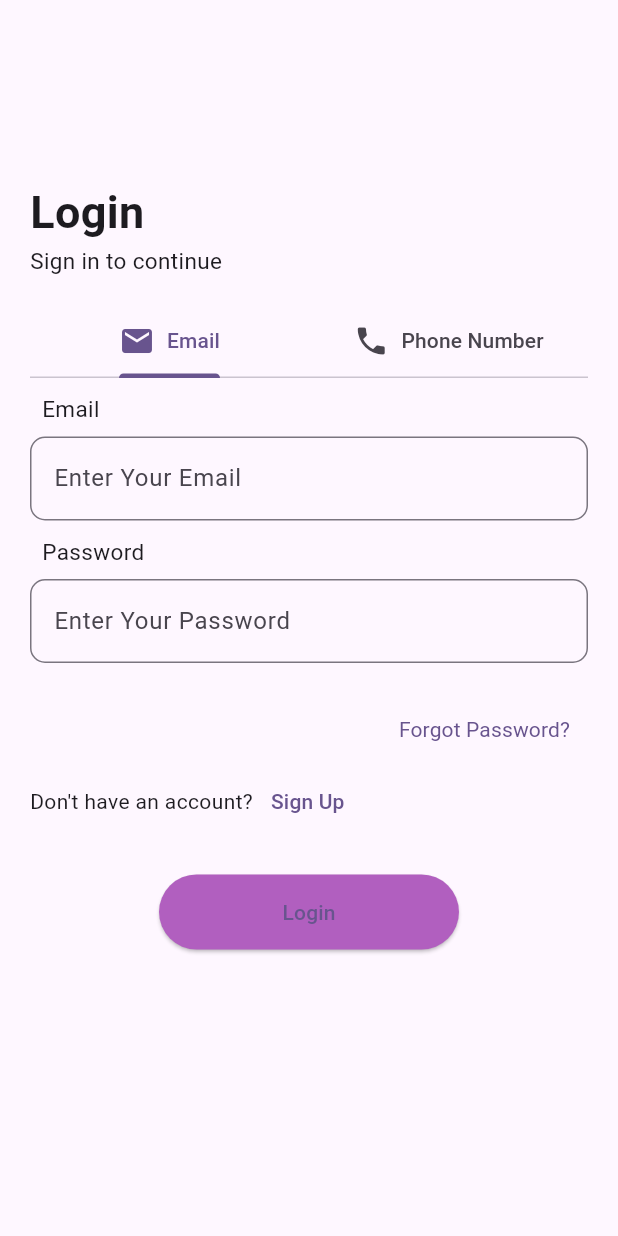
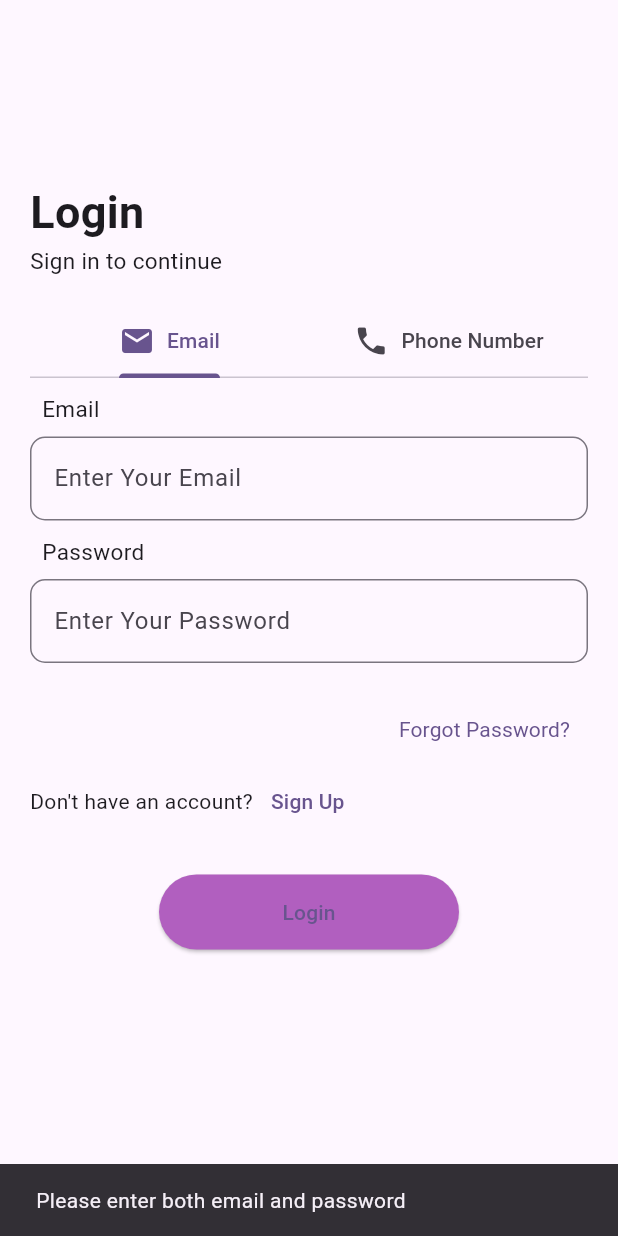
Before and after one commit to RhugvedDangui/BookingApp, a Flutter app: the screen it shows after launch, after a tap on "Login", on a phone screen of 412 x 824 dp. Run offline on Flutter 3.47's test engine with Material 3 defaults, Android fonts, the phone set to English and light mode, and no system bars; our stand-ins replace cloud_firestore, firebase_auth, firebase_core, flutter_animate, table_calendar; accounts and stored records are empty; Roboto replaces fonts that are missing (WorkSans).

Commit message:
login and booking fixed

```diff
--- a/lib/main.dart
+++ b/lib/main.dart
@@ -1,15 +1,23 @@
 import 'package:firebase_core/firebase_core.dart';
 import 'package:flutter/material.dart';
+import 'package:provider/provider.dart';
 import 'package:test01/firebase_options.dart';
 import 'package:test01/pages/booking.dart';
 import 'package:test01/pages/homepage.dart';
 import 'package:test01/pages/login.dart';
 import 'package:test01/pages/register.dart';
+import 'package:test01/providers/user_provider.dart';
+import 'package:firebase_auth/firebase_auth.dart';
 
 void main() async {
   WidgetsFlutterBinding.ensureInitialized();
   await Firebase.initializeApp(options: DefaultFirebaseOptions.currentPlatform);
-  runApp(const MyApp());
+  runApp(
+    MultiProvider(
+      providers: [ChangeNotifierProvider(create: (_) => UserProvider())],
+      child: const MyApp(),
+    ),
+  );
 }
 
 class MyApp extends StatelessWidget {
@@ -22,7 +30,7 @@ class MyApp extends StatelessWidget {
       theme: ThemeData(
         colorScheme: ColorScheme.fromSeed(seedColor: Colors.deepPurple),
       ),
-      initialRoute: '/login',
+      home: AuthWrapper(), // Use AuthWrapper to determine initial screen
       routes: {
         '/login': (context) => const LoginPage(),
         '/register': (context) => const SignupPage(),
@@ -33,3 +41,34 @@ class MyApp extends StatelessWidget {
     );
   }
 }
+
+// Widget to handle authentication state and routing
+class AuthWrapper extends StatelessWidget {
+  @override
+  Widget build(BuildContext context) {
+    return StreamBuilder<User?>(
+      stream: FirebaseAuth.instance.authStateChanges(),
+      builder: (context, snapshot) {
+        if (snapshot.connectionState == ConnectionState.waiting) {
+          // Show a loading screen while checking auth state
+          return const Scaffold(
+            body: Center(child: CircularProgressIndicator()),
+          );
+        }
+        if (snapshot.hasData) {
+          // User is signed in
+          final user = snapshot.data!;
+          // Set the email in UserProvider
+          Provider.of<UserProvider>(
+            context,
+            listen: false,
+          ).setUser(user.email ?? '');
+          return const Homepage(); // Navigate directly to BookingsPage
+        } else {
+          // User is not signed in
+          return const LoginPage(); // Show LoginPage
+        }
+      },
+    );
+  }
+}
--- a/lib/pages/login.dart
+++ b/lib/pages/login.dart
@@ -1,8 +1,9 @@
 import 'package:firebase_auth/firebase_auth.dart';
 import 'package:flutter/material.dart';
+import 'package:provider/provider.dart';
 import 'package:test01/pages/booking.dart';
 import 'package:test01/pages/homepage.dart';
-import 'package:test01/pages/booking.dart';
+import 'package:test01/providers/user_provider.dart';
 
 class LoginPage extends StatefulWidget {
   const LoginPage({super.key});
@@ -13,28 +14,20 @@ class LoginPage extends StatefulWidget {
 
 class _LoginPageState extends State<LoginPage> with TickerProviderStateMixin {
   TabController? tabController;
-  bool isEmailSelected = true; // Track active tab
+  bool isEmailSelected = true;
   final emailController = TextEditingController();
   final phoneController = TextEditingController();
   final passwordController = TextEditingController();
 
-  final Color buttonColor = Color.fromARGB(
-    255,
-    177,
-    95,
-    191,
-  ); // Color for button (matching icons)
+  final Color buttonColor = Color.fromARGB(255, 177, 95, 191);
 
   @override
   void initState() {
     super.initState();
     tabController = TabController(length: 2, vsync: this);
-
-    // Listen for tab changes
     tabController?.addListener(() {
       setState(() {
-        isEmailSelected =
-            tabController?.index == 0; // Check which tab is active
+        isEmailSelected = tabController?.index == 0;
       });
     });
   }
@@ -48,50 +41,82 @@ class _LoginPageState extends State<LoginPage> with TickerProviderStateMixin {
     super.dispose();
   }
 
-  // Login Button Clicked
   void handleLogin() async {
-    String email = emailController.text;
+    String email = emailController.text.trim();
     String password = passwordController.text;
 
+    if (email.isEmpty || password.isEmpty) {
+      ScaffoldMessenger.of(context).showSnackBar(
+        const SnackBar(content: Text('Please enter both email and password')),
+      );
+      return;
+    }
+
     try {
-      // Sign in the user
       UserCredential userCredential = await FirebaseAuth.instance
           .signInWithEmailAndPassword(email: email, password: password);
 
-      // Check if email is verified
       if (userCredential.user?.emailVerified ?? false) {
-        // If email is verified, navigate to the home page or dashboard
+        Provider.of<UserProvider>(context, listen: false).setUser(email);
         Navigator.pushReplacement(
           context,
-          MaterialPageRoute(builder: (context) => const BookingsPage()), // Change to your home page
+          MaterialPageRoute(builder: (context) => const Homepage()),
         );
       } else {
-        // If email is not verified, show an alert
         ScaffoldMessenger.of(context).showSnackBar(
-          SnackBar(content: Text('Please verify your email before logging in.')),
+          const SnackBar(
+            content: Text('Please verify your email before logging in.'),
+          ),
         );
       }
     } on FirebaseAuthException catch (e) {
-      // Handle errors
-      if (e.code == 'user-not-found') {
-        ScaffoldMessenger.of(context).showSnackBar(
-          SnackBar(content: Text('No user found with that email.')),
-        );
-      } else if (e.code == 'wrong-password') {
-        ScaffoldMessenger.of(context).showSnackBar(
-          SnackBar(content: Text('Incorrect password.')),
-        );
+      print('FirebaseAuthException: ${e.code} - ${e.message}');
+      switch (e.code) {
+        case 'user-not-found':
+          ScaffoldMessenger.of(context).showSnackBar(
+            const SnackBar(content: Text('No user found with that email.')),
+          );
+          break;
+        case 'wrong-password':
+          ScaffoldMessenger.of(
+            context,
+          ).showSnackBar(const SnackBar(content: Text('Incorrect password.')));
+          break;
+        case 'invalid-email':
+          ScaffoldMessenger.of(context).showSnackBar(
+            const SnackBar(content: Text('Invalid email format.')),
+          );
+          break;
+        case 'user-disabled':
+          ScaffoldMessenger.of(context).showSnackBar(
+            const SnackBar(
+              content: Text('This user account has been disabled.'),
+            ),
+          );
+          break;
+        case 'too-many-requests':
+          ScaffoldMessenger.of(context).showSnackBar(
+            const SnackBar(
+              content: Text('Too many attempts. Please try again later.'),
+            ),
+          );
+          break;
+        default:
+          ScaffoldMessenger.of(
+            context,
+          ).showSnackBar(SnackBar(content: Text('Login failed: ${e.message}')));
       }
     } catch (e) {
-      print(e);
+      print('Unexpected error: $e');
+      ScaffoldMessenger.of(context).showSnackBar(
+        SnackBar(content: Text('An unexpected error occurred: $e')),
+      );
     }
   }
 
-  // Forgot Password functionality
   void handleForgotPassword() async {
     String email = emailController.text;
     if (email.isEmpty) {
-      // Show error if email is not entered
       ScaffoldMessenger.of(context).showSnackBar(
         SnackBar(content: Text('Please enter your email address')),
       );
@@ -99,23 +124,19 @@ class _LoginPageState extends State<LoginPage> with TickerProviderStateMixin {
     }
 
     try {
-      // Send password reset email
       await FirebaseAuth.instance.sendPasswordResetEmail(email: email);
-
-      // Show success message
       ScaffoldMessenger.of(context).showSnackBar(
         SnackBar(content: Text('Password reset email sent! Check your inbox.')),
       );
     } on FirebaseAuthException catch (e) {
-      // Handle errors
       if (e.code == 'user-not-found') {
         ScaffoldMessenger.of(context).showSnackBar(
           SnackBar(content: Text('No user found with that email.')),
         );
       } else {
-        ScaffoldMessenger.of(context).showSnackBar(
-          SnackBar(content: Text('Error: ${e.message}')),
-        );
+        ScaffoldMessenger.of(
+          context,
+        ).showSnackBar(SnackBar(content: Text('Error: ${e.message}')));
       }
     }
   }
@@ -129,8 +150,6 @@ class _LoginPageState extends State<LoginPage> with TickerProviderStateMixin {
           child: Column(
             children: [
               const SizedBox(height: 100),
-
-              // Heading
               Container(
                 alignment: Alignment.topLeft,
                 child: Column(
@@ -154,10 +173,7 @@ class _LoginPageState extends State<LoginPage> with TickerProviderStateMixin {
                   ],
                 ),
               ),
-
               const SizedBox(height: 20),
-
-              // Tab Bar
               TabBar(
                 controller: tabController,
                 tabs: [
@@ -183,9 +199,7 @@ class _LoginPageState extends State<LoginPage> with TickerProviderStateMixin {
                   ),
                 ],
               ),
-
-              const SizedBox(height: 10), // Reduced gap
-              // Dynamic Form Fields
+              const SizedBox(height: 10),
               if (isEmailSelected)
                 Column(
                   crossAxisAlignment: CrossAxisAlignment.start,
@@ -237,11 +251,9 @@ class _LoginPageState extends State<LoginPage> with TickerProviderStateMixin {
                     ),
                   ],
                 ),
-
-              const SizedBox(height: 10), // Reduced gap between fields
-              // Password Field (Common for both tabs)
+              const SizedBox(height: 10),
               Align(
-                alignment: Alignment.centerLeft, // Align text to left
+                alignment: Alignment.centerLeft,
                 child: const Padding(
                   padding: EdgeInsets.only(left: 8.0, bottom: 8.0),
                   child: Text(
@@ -263,14 +275,11 @@ class _LoginPageState extends State<LoginPage> with TickerProviderStateMixin {
                 ),
                 obscureText: true,
               ),
-
               const SizedBox(height: 20),
-
-              // Forgot Password
               Align(
                 alignment: Alignment.centerRight,
                 child: TextButton(
-                  onPressed: handleForgotPassword, // Call handleForgotPassword function
+                  onPressed: handleForgotPassword,
                   child: const Text(
                     'Forgot Password?',
                     style: TextStyle(
@@ -280,29 +289,19 @@ class _LoginPageState extends State<LoginPage> with TickerProviderStateMixin {
                   ),
                 ),
               ),
-
-              // Sign Up
               Row(
                 children: [
                   const Text("Don't have an account?"),
-                  TextButton(
-                    onPressed: () {
-                      // Navigate to register page
-                    },
-                    child: const Text('Sign Up'),
-                  ),
+                  TextButton(onPressed: () {}, child: const Text('Sign Up')),
                 ],
               ),
-
               const SizedBox(height: 25),
-
-              // Login Button
               Center(
                 child: ElevatedButton(
-                  onPressed: handleLogin, // Call handleLogin function
+                  onPressed: handleLogin,
                   style: ElevatedButton.styleFrom(
                     minimumSize: const Size(200, 50),
-                    backgroundColor: buttonColor, // Set the button color here
+                    backgroundColor: buttonColor,
                   ),
                   child: const Text('Login'),
                 ),
--- /dev/null
+++ b/lib/providers/user_provider.dart
@@ -0,0 +1,13 @@
+// user_provider.dart
+import 'package:flutter/material.dart';
+
+class UserProvider with ChangeNotifier {
+  String? _email;
+
+  String? get userEmail => _email; // Add this getter
+
+  void setUser(String email) {
+    _email = email;
+    notifyListeners();
+  }
+}
--- a/pubspec.yaml
+++ b/pubspec.yaml
@@ -31,8 +31,10 @@ environment:
 dependencies:
   flutter:
     sdk: flutter
-  firebase_auth: ^5.5.1  # For authentication functionality
-  cloud_firestore: ^5.0.0  # If you're planning to store user data in Firestore
+  firebase_auth: ^5.5.1
+  cloud_firestore: ^5.0.0
+  provider: ^6.1.2
+  shared_preferences: ^2.5.2
 
 
 
```
Also changed, not shown: lib/pages/booking.dart (+11 -11 lines), lib/pages/homepage.dart (+5 -9 lines), lib/pages/register.dart (+84 -41 lines), lib/pages/booking-list.dart (added), pubspec.lock, 1 other file.
